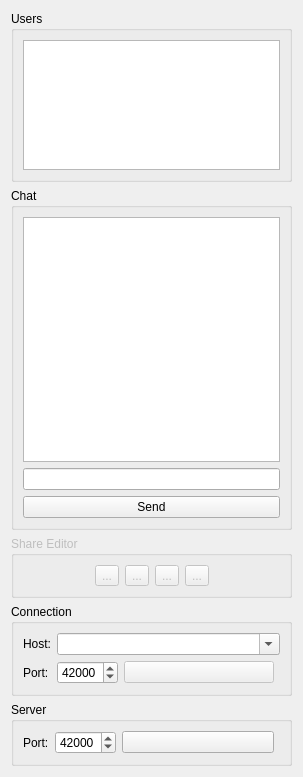
testmana2/test, file Cooperation/ChatWidget.ui: the form before one commit.
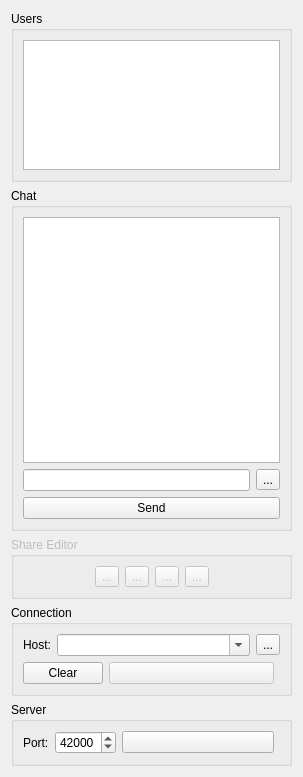
The form after the commit. Custom widgets are drawn as their Qt base class.

Commit message: Added functionality to cut/copy/... the chat and to interactively accept/reject connections.

```diff
--- a/Cooperation/ChatWidget.ui
+++ b/Cooperation/ChatWidget.ui
@@ -13,7 +13,7 @@
   <property name="windowTitle">
    <string>Chat</string>
   </property>
-  <layout class="QVBoxLayout" name="verticalLayout_3">
+  <layout class="QVBoxLayout" name="verticalLayout_2">
    <item>
     <widget class="QGroupBox" name="usersGroup">
      <property name="sizePolicy">
@@ -47,8 +47,8 @@
      <property name="title">
       <string>Chat</string>
      </property>
-     <layout class="QVBoxLayout" name="verticalLayout_2">
-      <item>
+     <layout class="QGridLayout" name="gridLayout_2">
+      <item row="0" column="0" colspan="2">
        <widget class="QTextEdit" name="chatEdit">
         <property name="focusPolicy">
          <enum>Qt::NoFocus</enum>
@@ -61,14 +61,27 @@
         </property>
        </widget>
       </item>
-      <item>
+      <item row="1" column="0">
        <widget class="QLineEdit" name="messageEdit">
         <property name="toolTip">
          <string>Enter the text to send</string>
         </property>
        </widget>
       </item>
-      <item>
+      <item row="1" column="1">
+       <widget class="QToolButton" name="clearMessageButton">
+        <property name="focusPolicy">
+         <enum>Qt::NoFocus</enum>
+        </property>
+        <property name="toolTip">
+         <string>Press to clear the message text</string>
+        </property>
+        <property name="text">
+         <string>...</string>
+        </property>
+       </widget>
+      </item>
+      <item row="2" column="0" colspan="2">
        <widget class="QPushButton" name="sendButton">
         <property name="toolTip">
          <string>Press to send the text above</string>
@@ -182,15 +195,17 @@
      <property name="title">
       <string>Connection</string>
      </property>
-     <layout class="QGridLayout" name="gridLayout">
-      <item row="0" column="0">
+     <layout class="QVBoxLayout" name="verticalLayout_3">
+      <item>
+       <layout class="QHBoxLayout" name="horizontalLayout_3">
+        <item>
        <widget class="QLabel" name="label_2">
         <property name="text">
          <string>Host:</string>
         </property>
        </widget>
       </item>
-      <item row="0" column="1" colspan="3">
+        <item>
        <widget class="QComboBox" name="hostEdit">
         <property name="sizePolicy">
          <sizepolicy hsizetype="Expanding" vsizetype="Fixed">
@@ -199,7 +214,7 @@
          </sizepolicy>
         </property>
         <property name="toolTip">
-         <string>Enter the host to connect to</string>
+           <string>Enter the host and port to connect to in the form &quot;host:port&quot;</string>
         </property>
         <property name="editable">
          <bool>true</bool>
@@ -212,30 +227,34 @@
         </property>
        </widget>
       </item>
-      <item row="1" column="0">
-       <widget class="QLabel" name="label_3">
+        <item>
+         <widget class="QToolButton" name="clearHostButton">
+          <property name="focusPolicy">
+           <enum>Qt::NoFocus</enum>
+          </property>
+          <property name="toolTip">
+           <string>Press to clear the host</string>
+          </property>
         <property name="text">
-         <string>Port:</string>
+           <string>...</string>
         </property>
        </widget>
       </item>
-      <item row="1" column="1">
-       <widget class="QSpinBox" name="portSpin">
+       </layout>
+      </item>
+      <item>
+       <layout class="QHBoxLayout" name="horizontalLayout_4">
+        <item>
+         <widget class="QPushButton" name="clearHostsButton">
         <property name="toolTip">
-         <string>Enter the port to connect to</string>
-        </property>
-        <property name="minimum">
-         <number>1025</number>
-        </property>
-        <property name="maximum">
-         <number>65535</number>
-        </property>
-        <property name="value">
-         <number>42000</number>
-        </property>
-       </widget>
-      </item>
-      <item row="1" column="2">
+           <string>Press to clear the hosts list</string>
+          </property>
+          <property name="text">
+           <string>Clear</string>
+          </property>
+         </widget>
+        </item>
+        <item>
        <widget class="QPushButton" name="connectButton">
         <property name="enabled">
          <bool>false</bool>
@@ -254,7 +273,7 @@
         </property>
        </widget>
       </item>
-      <item row="1" column="3">
+        <item>
        <widget class="E5Led" name="connectionLed" native="true">
         <property name="toolTip">
          <string>Shows the connection status</string>
@@ -262,6 +281,8 @@
        </widget>
       </item>
      </layout>
+      </item>
+     </layout>
     </widget>
    </item>
    <item>
```
Left out of the diff: 41 changed lines with no effect on the pictures. Lines whose indentation alone changed are shown as unchanged. The commit also changes 22 other files.
